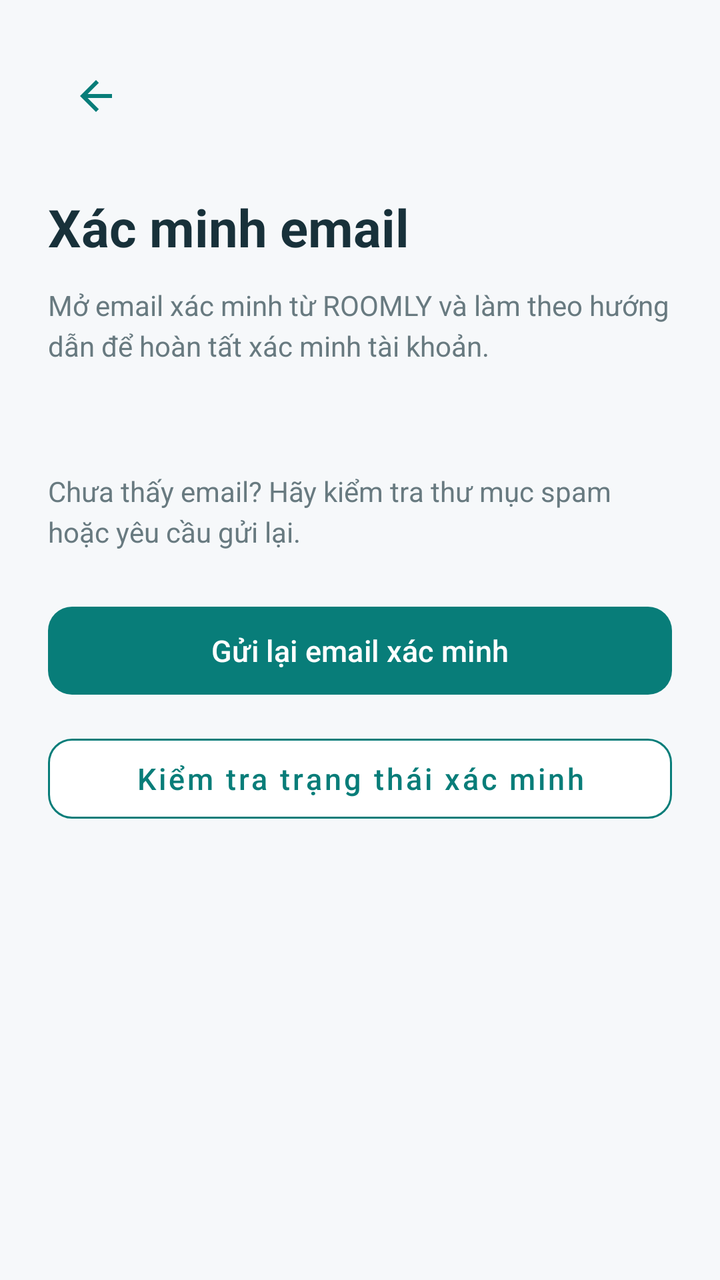
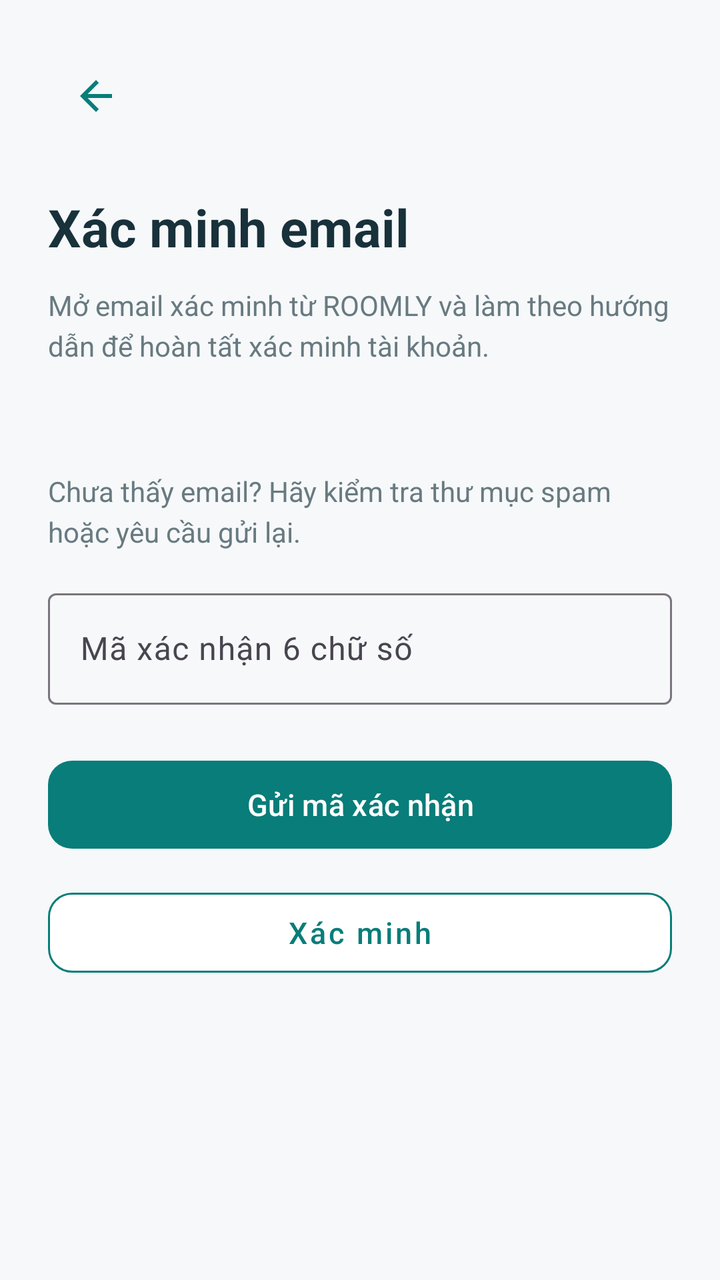

Before-and-after screenshots of an Android layout around one commit, followed by the original layout XML and the change that was made.
<!-- AndroidManifest.xml: application theme Theme.ROOMLY -->
<!-- res/layout/fragment_verify_email.xml -->
<?xml version="1.0" encoding="utf-8"?>
<androidx.core.widget.NestedScrollView
    xmlns:android="http://schemas.android.com/apk/res/android"
    xmlns:app="http://schemas.android.com/apk/res-auto"
    android:layout_width="match_parent"
    android:layout_height="match_parent"
    android:background="@color/roomly_background"
    android:fillViewport="true">

    <LinearLayout
        android:layout_width="match_parent"
        android:layout_height="wrap_content"
        android:orientation="vertical"
        android:padding="24dp">

        
        <androidx.appcompat.widget.AppCompatImageButton
            android:id="@+id/btn_verify_email_back"
            android:layout_width="48dp"
            android:layout_height="48dp"
            android:background="?attr/selectableItemBackgroundBorderless"
            android:contentDescription="Quay lại"
            android:padding="12dp"
            android:src="@drawable/ic_arrow_back"
            app:tint="@color/roomly_primary" />

        <TextView
            android:layout_width="match_parent"
            android:layout_height="wrap_content"
            android:layout_marginTop="24dp"
            android:text="Xác minh email"
            android:textColor="@color/roomly_text_primary"
            android:textSize="26sp"
            android:textStyle="bold" />

        <TextView
            android:layout_width="match_parent"
            android:layout_height="wrap_content"
            android:layout_marginTop="12dp"
            android:lineSpacingExtra="4dp"
            android:text="Mở email xác minh từ ROOMLY và làm theo hướng dẫn để hoàn tất xác minh tài khoản."
            android:textColor="@color/roomly_text_secondary"
            android:textSize="14sp" />

        
        <TextView
            android:id="@+id/tv_verify_email_address"
            android:layout_width="match_parent"
            android:layout_height="wrap_content"
            android:layout_marginTop="16dp"
            android:textColor="@color/roomly_primary"
            android:textSize="16sp"
            android:textStyle="bold" />

        <TextView
            android:layout_width="match_parent"
            android:layout_height="wrap_content"
            android:layout_marginTop="16dp"
            android:lineSpacingExtra="4dp"
            android:text="Chưa thấy email? Hãy kiểm tra thư mục spam hoặc yêu cầu gửi lại."
            android:textColor="@color/roomly_text_secondary"
            android:textSize="14sp" />

        
        <TextView
            android:id="@+id/tv_verify_email_error"
            android:layout_width="match_parent"
            android:layout_height="wrap_content"
            android:layout_marginTop="20dp"
            android:accessibilityLiveRegion="polite"
            android:textColor="#B3261E"
            android:textSize="13sp"
            android:visibility="gone" />

        
        <TextView
            android:id="@+id/tv_verify_email_result"
            android:layout_width="match_parent"
            android:layout_height="wrap_content"
            android:layout_marginTop="16dp"
            android:accessibilityLiveRegion="polite"
            android:textColor="@color/roomly_primary"
            android:textSize="14sp"
            android:visibility="gone" />

        <ProgressBar
            android:id="@+id/progress_verify_email"
            android:layout_width="32dp"
            android:layout_height="32dp"
            android:layout_gravity="center_horizontal"
            android:layout_marginTop="20dp"
            android:indeterminateTint="@color/roomly_primary"
            android:visibility="gone" />

        
        <com.google.android.material.button.MaterialButton
            android:id="@+id/btn_resend_verification"
            android:layout_width="match_parent"
            android:layout_height="wrap_content"
            android:layout_marginTop="24dp"
            android:minHeight="52dp"
            android:text="Gửi lại email xác minh"
            android:textAllCaps="false"
            android:textColor="@color/roomly_surface"
            android:textSize="15sp"
            app:backgroundTint="@color/roomly_primary"
            app:cornerRadius="12dp" />

        
        <com.google.android.material.button.MaterialButton
            android:id="@+id/btn_check_verification"
            style="@style/Widget.MaterialComponents.Button.OutlinedButton"
            android:layout_width="match_parent"
            android:layout_height="wrap_content"
            android:layout_marginTop="12dp"
            android:minHeight="52dp"
            android:text="Kiểm tra trạng thái xác minh"
            android:textAllCaps="false"
            android:textColor="@color/roomly_primary"
            android:textSize="15sp"
            app:backgroundTint="@color/roomly_surface"
            app:cornerRadius="12dp"
            app:strokeColor="@color/roomly_primary"
            app:strokeWidth="1dp" />

    </LinearLayout>

</androidx.core.widget.NestedScrollView>
<!-- resources referenced by this layout -->
<resources>
  <color name="roomly_background">#F6F8FA</color>
  <color name="roomly_primary">#087D79</color>
  <color name="roomly_surface">#FFFFFF</color>
  <color name="roomly_text_primary">#18313A</color>
  <color name="roomly_text_secondary">#687A80</color>
  <!-- drawable ic_arrow_back (drawable) -->
  <?xml version="1.0" encoding="utf-8"?>
  <vector xmlns:android="http://schemas.android.com/apk/res/android"
      android:width="24dp"
      android:height="24dp"
      android:viewportWidth="24"
      android:viewportHeight="24">
  
      <path
          android:fillColor="@color/roomly_text_primary"
          android:pathData="M20,11H7.83l5.59,-5.59L12,4l-8,8 8,8 1.41,-1.41L7.83,13H20z" />
  
  </vector>
  <style name="Theme.ROOMLY" parent="Base.Theme.ROOMLY" />
  <style name="Base.Theme.ROOMLY" parent="Theme.Material3.DayNight.NoActionBar">
          
          
      </style>
</resources>

<!-- the commit's change to res/layout/fragment_verify_email.xml (unified diff, before → after) -->
@@ -83,6 +83,15 @@
             android:textSize="14sp"
             android:visibility="gone" />
 
+        <com.google.android.material.textfield.TextInputLayout
+            android:layout_width="match_parent" android:layout_height="wrap_content"
+            android:layout_marginTop="16dp" android:hint="@string/auth_code_hint">
+            <com.google.android.material.textfield.TextInputEditText android:id="@+id/edt_verification_code"
+                android:layout_width="match_parent" android:layout_height="wrap_content"
+                android:inputType="number" android:maxLength="6" android:saveEnabled="false"
+                android:singleLine="true" />
+        </com.google.android.material.textfield.TextInputLayout>
+
         <ProgressBar
             android:id="@+id/progress_verify_email"
             android:layout_width="32dp"
@@ -99,7 +108,7 @@
             android:layout_height="wrap_content"
             android:layout_marginTop="24dp"
             android:minHeight="52dp"
-            android:text="Gửi lại email xác minh"
+            android:text="@string/auth_send_code"
             android:textAllCaps="false"
             android:textColor="@color/roomly_surface"
             android:textSize="15sp"
@@ -114,7 +123,7 @@
             android:layout_height="wrap_content"
             android:layout_marginTop="12dp"
             android:minHeight="52dp"
-            android:text="Kiểm tra trạng thái xác minh"
+            android:text="@string/auth_verify_code"
             android:textAllCaps="false"
             android:textColor="@color/roomly_primary"
             android:textSize="15sp"
<!-- resource entries referenced after the edit -->
@@ -18,6 +18,9 @@
           android:pathData="M20,11H7.83l5.59,-5.59L12,4l-8,8 8,8 1.41,-1.41L7.83,13H20z" />
   
   </vector>
+  <string name="auth_code_hint">Mã xác nhận 6 chữ số</string>
+  <string name="auth_send_code">Gửi mã xác nhận</string>
+  <string name="auth_verify_code">Xác minh</string>
   <style name="Theme.ROOMLY" parent="Base.Theme.ROOMLY" />
   <style name="Base.Theme.ROOMLY" parent="Theme.Material3.DayNight.NoActionBar">
           
